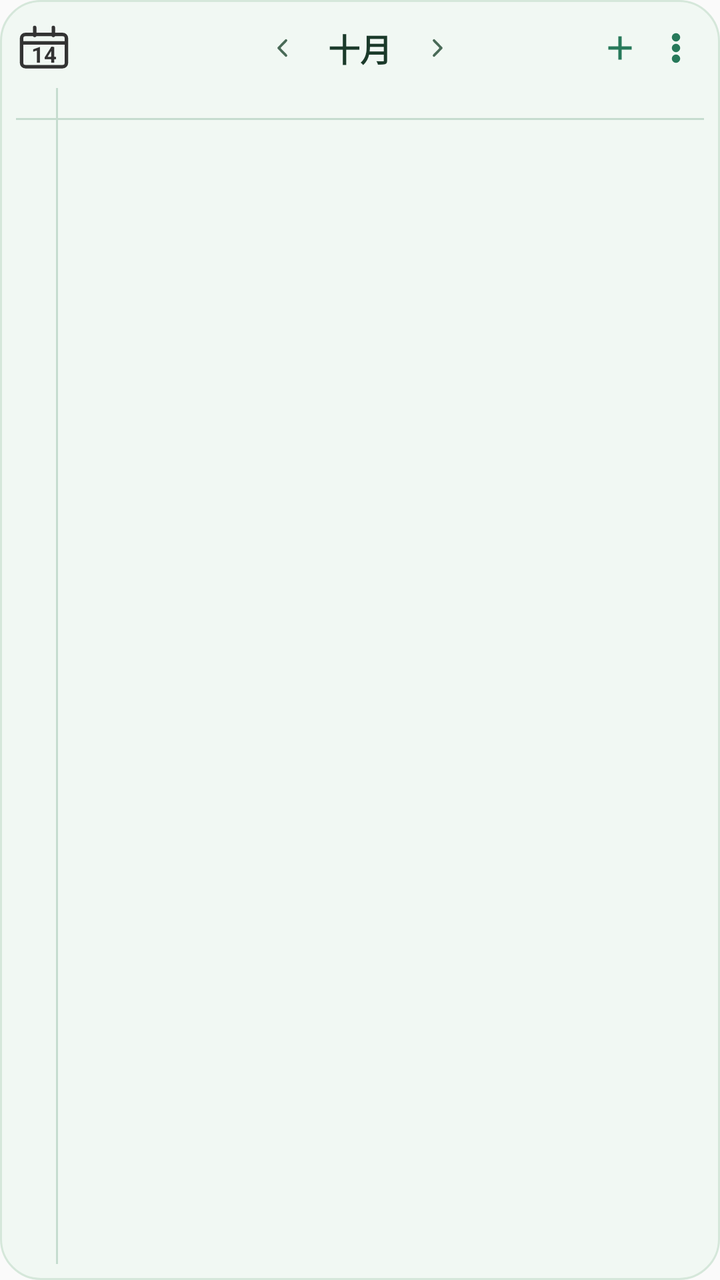
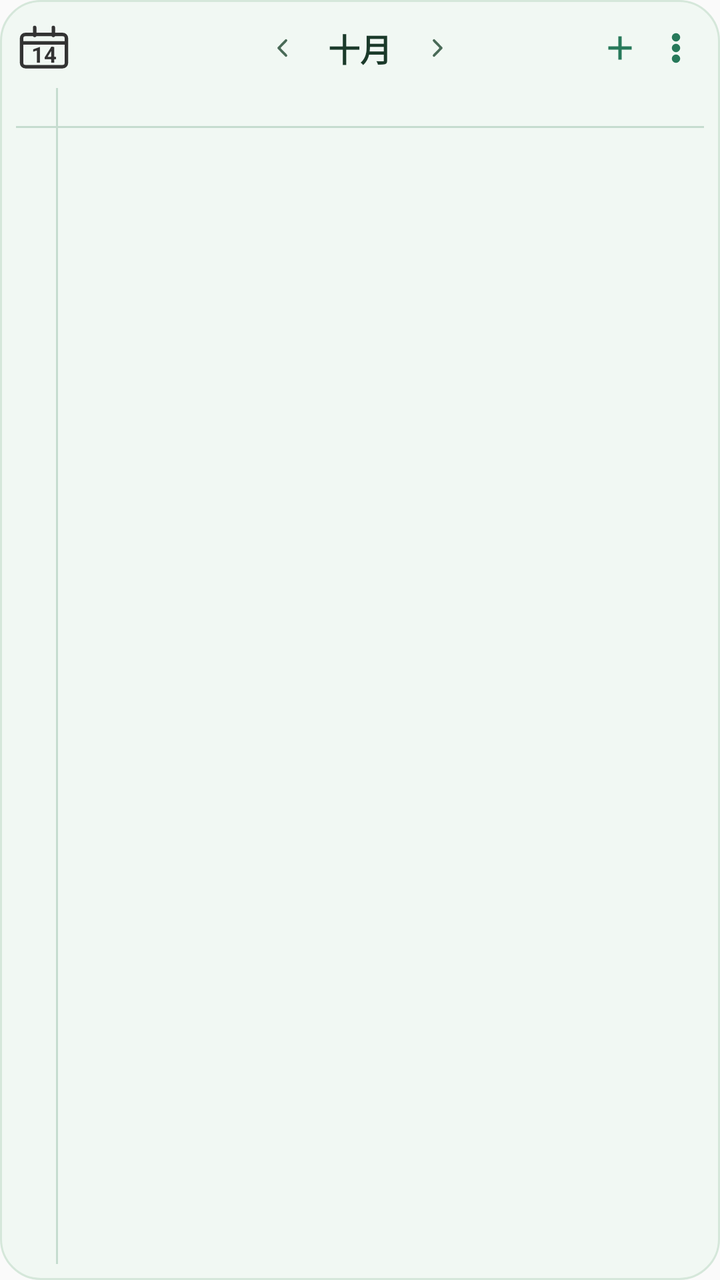

Two renders of the same Android screen: before a commit and after it. Below are the layout's source before the change and the commit's diff.
<!-- AndroidManifest.xml: application theme AppTheme -->
<!-- res/layout/widget_schedule.xml -->
<?xml version="1.0" encoding="utf-8"?>
<LinearLayout xmlns:android="http://schemas.android.com/apk/res/android"
    android:id="@+id/widget_root"
    android:layout_width="match_parent"
    android:layout_height="match_parent"
    android:background="@drawable/widget_bg"
    android:orientation="vertical"
    android:padding="8dp">

    
    <FrameLayout
        android:layout_width="match_parent"
        android:layout_height="32dp">

        
        <FrameLayout
            android:id="@+id/iv_logo"
            android:layout_width="28dp"
            android:layout_height="28dp"
            android:layout_gravity="left|center_vertical"
            android:background="@drawable/ic_calendar_badge">

            <TextView
                android:id="@+id/tv_logo_day"
                android:layout_width="match_parent"
                android:layout_height="match_parent"
                android:layout_marginTop="6dp"
                android:gravity="center"
                android:text="14"
                android:textColor="#333333"
                android:textSize="11sp"
                android:textStyle="bold" />
        </FrameLayout>

        <LinearLayout
            android:layout_width="wrap_content"
            android:layout_height="match_parent"
            android:layout_gravity="center"
            android:gravity="center"
            android:orientation="horizontal">

            <ImageView
                android:id="@+id/btn_prev_month"
                android:layout_width="22dp"
                android:layout_height="22dp"
                android:contentDescription="上一周"
                android:padding="4dp"
                android:src="@drawable/ic_chevron_left" />

            <TextView
                android:id="@+id/tv_month"
                android:layout_width="wrap_content"
                android:layout_height="wrap_content"
                android:layout_marginLeft="12dp"
                android:layout_marginRight="12dp"
                android:gravity="center"
                android:text="十月"
                android:textColor="#1B3A2A"
                android:textSize="16sp"
                android:textStyle="bold" />

            <ImageView
                android:id="@+id/btn_next_month"
                android:layout_width="22dp"
                android:layout_height="22dp"
                android:contentDescription="下一周"
                android:padding="4dp"
                android:src="@drawable/ic_chevron_right" />
        </LinearLayout>

        <LinearLayout
            android:layout_width="wrap_content"
            android:layout_height="match_parent"
            android:layout_gravity="right|center_vertical"
            android:gravity="center_vertical"
            android:orientation="horizontal">

            <ImageView
                android:id="@+id/btn_add"
                android:layout_width="28dp"
                android:layout_height="28dp"
                android:contentDescription="新建任务"
                android:padding="4dp"
                android:src="@drawable/ic_plus" />

            <ImageView
                android:id="@+id/btn_settings"
                android:layout_width="28dp"
                android:layout_height="28dp"
                android:contentDescription="小组件设置"
                android:padding="4dp"
                android:src="@drawable/ic_more" />
        </LinearLayout>
    </FrameLayout>

    
    <LinearLayout
        android:id="@+id/date_strip"
        android:layout_width="match_parent"
        android:layout_height="wrap_content"
        android:layout_marginTop="2dp"
        android:orientation="horizontal" />

    
    <LinearLayout
        android:id="@+id/habit_rows"
        android:layout_width="match_parent"
        android:layout_height="wrap_content"
        android:layout_marginTop="3dp"
        android:background="#E7F3EA"
        android:orientation="vertical"
        android:padding="2dp"
        android:visibility="gone" />

    
    <LinearLayout
        android:id="@+id/panel"
        android:layout_width="match_parent"
        android:layout_height="0dp"
        android:layout_marginTop="2dp"
        android:layout_weight="1"
        android:orientation="vertical">

        
        <LinearLayout
            android:layout_width="match_parent"
            android:layout_height="15dp"
            android:orientation="horizontal">

            
            <TextView
                android:layout_width="20dp"
                android:layout_height="match_parent"
                android:text="" />

            <TextView
                android:layout_width="1dp"
                android:layout_height="match_parent"
                android:background="#C6DCCF"
                android:text="" />

            <LinearLayout
                android:id="@+id/untimed_bar"
                android:layout_width="0dp"
                android:layout_height="match_parent"
                android:layout_weight="1"
                android:gravity="center_vertical"
                android:orientation="horizontal" />
        </LinearLayout>

        
        <TextView
            android:layout_width="match_parent"
            android:layout_height="1dp"
            android:background="#C6DCCF"
            android:text="" />

        
        <LinearLayout
            android:layout_width="match_parent"
            android:layout_height="0dp"
            android:layout_weight="1"
            android:orientation="horizontal">

            
            <LinearLayout
                android:id="@+id/tl_scale"
                android:layout_width="20dp"
                android:layout_height="match_parent"
                android:orientation="vertical" />

            
            <TextView
                android:layout_width="1dp"
                android:layout_height="match_parent"
                android:background="#C6DCCF"
                android:text="" />

            <FrameLayout
                android:id="@+id/tl_frame"
                android:layout_width="0dp"
                android:layout_height="match_parent"
                android:layout_weight="1">

                <LinearLayout
                    android:id="@+id/tl_grid"
                    android:layout_width="match_parent"
                    android:layout_height="match_parent"
                    android:orientation="vertical" />

                
                <LinearLayout
                    android:id="@+id/tl_tasks"
                    android:layout_width="match_parent"
                    android:layout_height="match_parent"
                    android:orientation="vertical" />
            </FrameLayout>
        </LinearLayout>
    </LinearLayout>

    
    <TextView
        android:id="@+id/tv_footer"
        android:layout_width="match_parent"
        android:layout_height="wrap_content"
        android:layout_marginTop="2dp"
        android:gravity="center"
        android:text=""
        android:textColor="#6B8574"
        android:textSize="9sp"
        android:visibility="gone" />
</LinearLayout>
<!-- resources referenced by this layout -->
<resources>
  <!-- drawable ic_calendar_badge (drawable) -->
  <?xml version="1.0" encoding="utf-8"?>
  <vector xmlns:android="http://schemas.android.com/apk/res/android"
      android:width="28dp"
      android:height="28dp"
      android:viewportWidth="24"
      android:viewportHeight="24">
      
      <path
          android:fillColor="#00000000"
          android:strokeColor="#333333"
          android:strokeWidth="1.5"
          android:strokeLineCap="round"
          android:pathData="M8,3.2 v3.4 M16,3.2 v3.4" />
      
      <path
          android:fillColor="#00000000"
          android:strokeColor="#333333"
          android:strokeWidth="1.5"
          android:strokeLineJoin="round"
          android:pathData="M4,6.2 h16 a1.6,1.6 0 0 1 1.6,1.6 v10.6 a1.6,1.6 0 0 1 -1.6,1.6 h-16 a1.6,1.6 0 0 1 -1.6,-1.6 v-10.6 a1.6,1.6 0 0 1 1.6,-1.6 z" />
      
      <path
          android:fillColor="#00000000"
          android:strokeColor="#333333"
          android:strokeWidth="1.5"
          android:pathData="M2.4,9.8 h19.2" />
  </vector>
  <!-- drawable ic_chevron_left (drawable) -->
  <?xml version="1.0" encoding="utf-8"?>
  <vector xmlns:android="http://schemas.android.com/apk/res/android"
      android:width="24dp"
      android:height="24dp"
      android:viewportWidth="24"
      android:viewportHeight="24">
      <path
          android:pathData="M15.4,5.6 L9.2,12 L15.4,18.4"
          android:strokeColor="#4A6B58"
          android:strokeWidth="2.2"
          android:strokeLineCap="round"
          android:strokeLineJoin="round" />
  </vector>
  <!-- drawable ic_chevron_right (drawable) -->
  <?xml version="1.0" encoding="utf-8"?>
  <vector xmlns:android="http://schemas.android.com/apk/res/android"
      android:width="24dp"
      android:height="24dp"
      android:viewportWidth="24"
      android:viewportHeight="24">
      <path
          android:pathData="M8.6,5.6 L14.8,12 L8.6,18.4"
          android:strokeColor="#4A6B58"
          android:strokeWidth="2.2"
          android:strokeLineCap="round"
          android:strokeLineJoin="round" />
  </vector>
  <!-- drawable ic_more (drawable) -->
  <?xml version="1.0" encoding="utf-8"?>
  <vector xmlns:android="http://schemas.android.com/apk/res/android"
      android:width="24dp"
      android:height="24dp"
      android:viewportHeight="24"
      android:viewportWidth="24">
      <path
          android:fillColor="#27795A"
          android:pathData="M12,5.6m-2.5,0a2.5,2.5 0 1,0 5,0a2.5,2.5 0 1,0 -5,0" />
      <path
          android:fillColor="#27795A"
          android:pathData="M12,12m-2.5,0a2.5,2.5 0 1,0 5,0a2.5,2.5 0 1,0 -5,0" />
      <path
          android:fillColor="#27795A"
          android:pathData="M12,18.4m-2.5,0a2.5,2.5 0 1,0 5,0a2.5,2.5 0 1,0 -5,0" />
  </vector>
  <!-- drawable ic_plus (drawable) -->
  <?xml version="1.0" encoding="utf-8"?>
  <vector xmlns:android="http://schemas.android.com/apk/res/android"
      android:width="24dp"
      android:height="24dp"
      android:viewportWidth="24"
      android:viewportHeight="24">
      <path
          android:fillColor="#27795A"
          android:pathData="M11,5 L11,11 L5,11 L5,13 L11,13 L11,19 L13,19 L13,13 L19,13 L19,11 L13,11 L13,5 Z" />
  </vector>
  <!-- drawable widget_bg (drawable) -->
  <?xml version="1.0" encoding="utf-8"?>
  <shape xmlns:android="http://schemas.android.com/apk/res/android"
      android:shape="rectangle">
      <solid android:color="#F1F8F3" />
      <corners android:radius="20dp" />
      <stroke android:width="1dp" android:color="#D5E7DA" />
  </shape>
  <style name="AppTheme" parent="Theme.AppCompat.Light.DarkActionBar">
          
          <item name="colorPrimary">@color/colorPrimary</item>
          <item name="colorPrimaryDark">@color/colorPrimaryDark</item>
          <item name="colorAccent">@color/colorAccent</item>
      </style>
</resources>

<!-- the commit's change to res/layout/widget_schedule.xml (unified diff, before → after) -->
@@ -124,7 +124,8 @@
         
         <LinearLayout
             android:layout_width="match_parent"
-            android:layout_height="15dp"
+            android:layout_height="wrap_content"
+            android:minHeight="15dp"
             android:orientation="horizontal">
 
             
@@ -139,13 +140,13 @@
                 android:background="#C6DCCF"
                 android:text="" />
 
+            
             <LinearLayout
                 android:id="@+id/untimed_bar"
                 android:layout_width="0dp"
                 android:layout_height="match_parent"
                 android:layout_weight="1"
-                android:gravity="center_vertical"
-                android:orientation="horizontal" />
+                android:orientation="vertical" />
         </LinearLayout>
 
         
